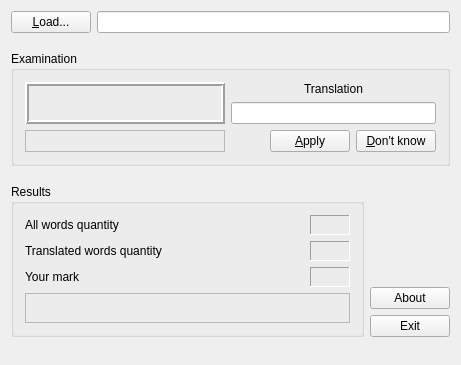
The window that window.ui (olgerd27/words_teacher) describes before a commit, drawn with Qt 5.
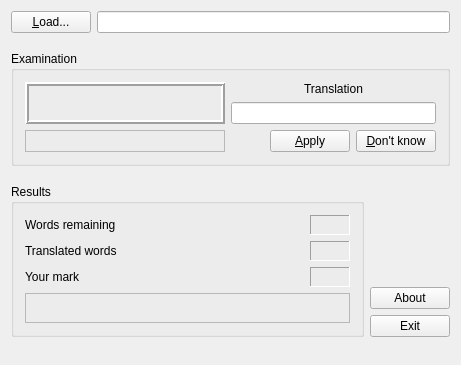
The same window after the commit.

Commit message: Implement the ResultController class for control and show results in Window section "Results". Replace the label "Words quantity" to the "Words remaining".

Diff of the .ui file:
```diff
--- a/window.ui
+++ b/window.ui
@@ -248,7 +248,7 @@
              </sizepolicy>
             </property>
             <property name="text">
-             <string>All words quantity</string>
+             <string>Words remaining</string>
             </property>
            </widget>
           </item>
@@ -385,7 +385,7 @@
              </sizepolicy>
             </property>
             <property name="text">
-             <string>Translated words quantity</string>
+             <string>Translated words</string>
             </property>
            </widget>
           </item>
```
Left out of the diff: 8 changed lines with no effect on the pictures. The commit also changes 9 other files.
